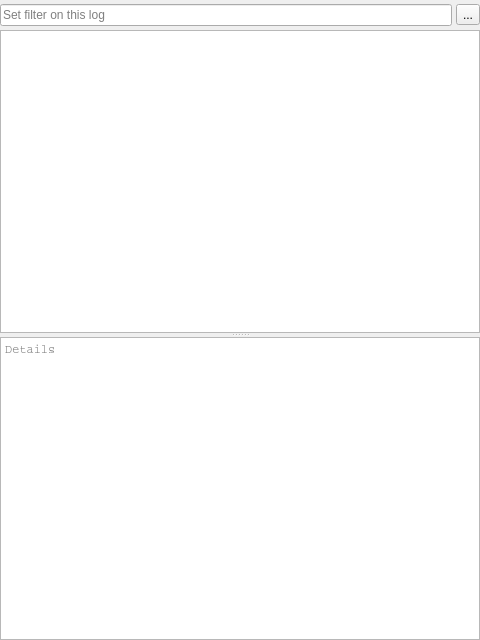
Before: the Qt Designer form Qt/Widgets/Resources/UI/pqLogViewerWidget.ui in Kitware/ParaView, drawn with Qt 5.
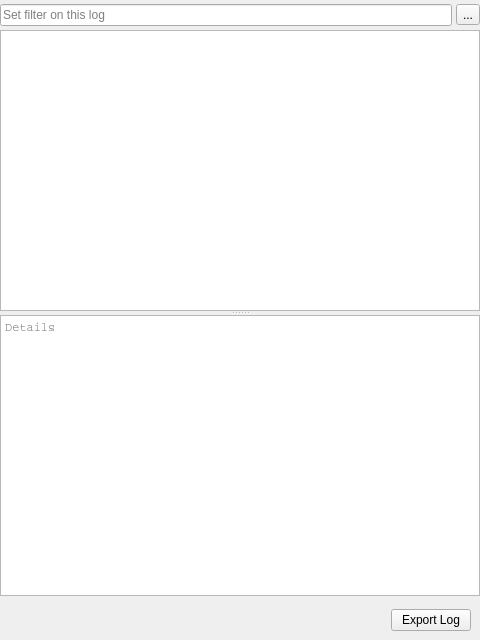
After: the same form once the commit is applied. Icons and pictures are not drawn.

Commit message: Add Export Log button to save log to a file

What changed in the file:
```diff
--- a/Qt/Widgets/Resources/UI/pqLogViewerWidget.ui
+++ b/Qt/Widgets/Resources/UI/pqLogViewerWidget.ui
@@ -104,6 +104,32 @@
      </widget>
     </widget>
    </item>
+   <item>
+    <widget class="QWidget" name="widget_2" native="true">
+     <layout class="QHBoxLayout" name="horizontalLayout_3">
+      <item>
+       <spacer name="horizontalSpacer">
+        <property name="orientation">
+         <enum>Qt::Horizontal</enum>
+        </property>
+        <property name="sizeHint" stdset="0">
+         <size>
+          <width>40</width>
+          <height>20</height>
+         </size>
+        </property>
+       </spacer>
+      </item>
+      <item>
+       <widget class="QPushButton" name="exportLogButton">
+        <property name="text">
+         <string>Export Log</string>
+        </property>
+       </widget>
+      </item>
+     </layout>
+    </widget>
+   </item>
   </layout>
  </widget>
  <resources>
```
